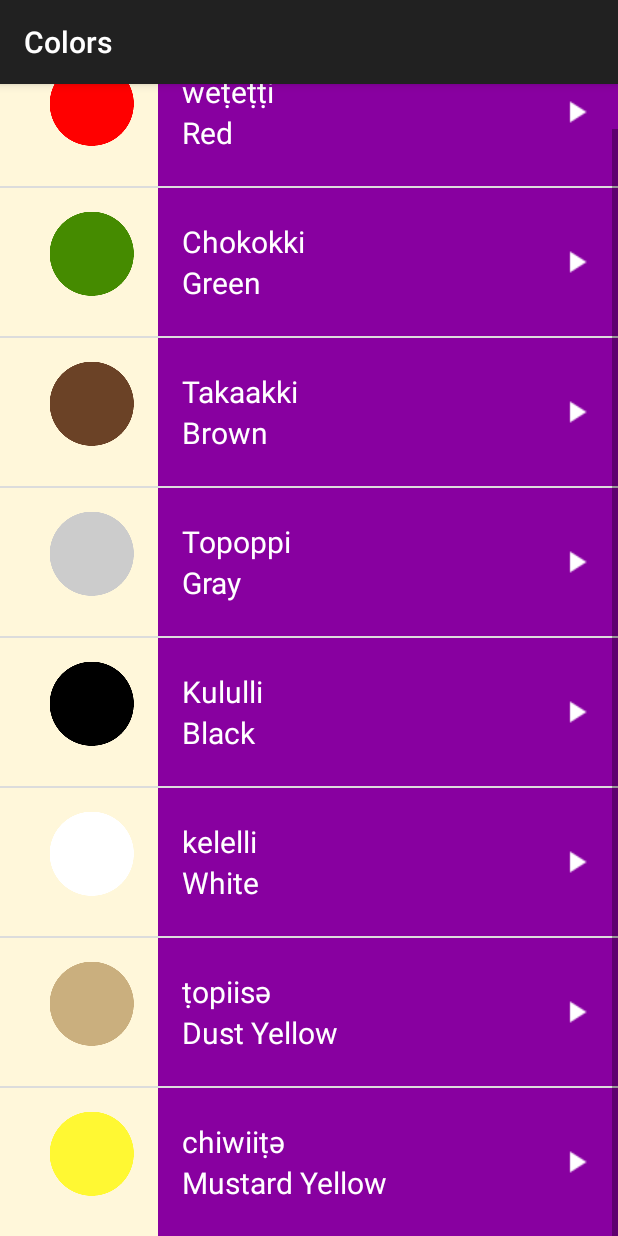
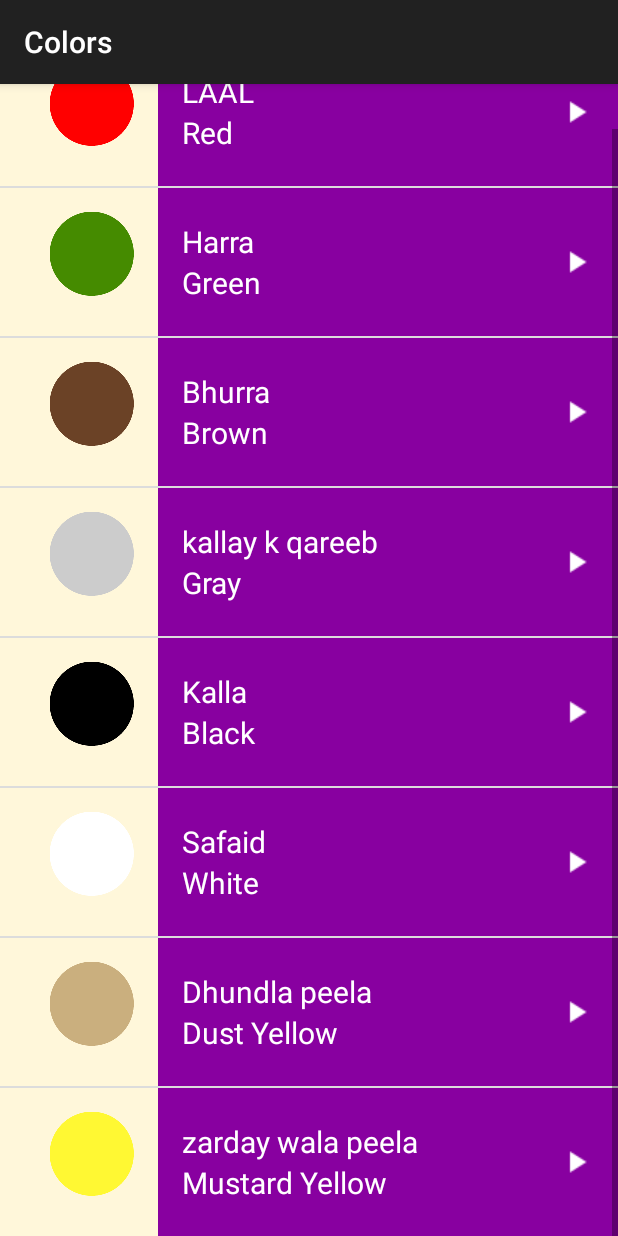
Before and after one commit to abeerzehra/MyWorkApp, an Android app: the ColorsActivity screen opened directly, with no data from a screen before it, scrolled down 537 dp, on a phone screen of 412 x 824 dp. Run offline under Robolectric (Android 15) with nearby library versions, the phone set to English and light mode, and no system bars.

Commit message:
another commit

```diff
--- a/app/src/main/java/com/example/android/miwok/ColorsActivity.java
+++ b/app/src/main/java/com/example/android/miwok/ColorsActivity.java
@@ -32,14 +32,14 @@ public class ColorsActivity extends AppCompatActivity
         setContentView(R.layout.words_list);
 
         final ArrayList<Word> list = new ArrayList<Word>();
-        list.add(new Word("Red","weṭeṭṭi",R.drawable.color_red,R.raw.color_red));
-        list.add(new Word("Green","Chokokki",R.drawable.color_green,R.raw.color_green));
-        list.add(new Word("Brown","Takaakki",R.drawable.color_brown,R.raw.color_brown));
-        list.add(new Word("Gray","Topoppi",R.drawable.color_gray,R.raw.color_gray));
-        list.add(new Word("Black","Kululli",R.drawable.color_black,R.raw.color_black));
-        list.add(new Word("White","kelelli",R.drawable.color_white,R.raw.color_white));
-        list.add(new Word("Dust Yellow","ṭopiisә",R.drawable.color_dusty_yellow,R.raw.color_dusty_yellow));
-        list.add(new Word("Mustard Yellow","chiwiiṭә",R.drawable.color_mustard_yellow,R.raw.color_mustard_yellow));
+        list.add(new Word("Red","LAAL",R.drawable.color_red,R.raw.color_red));
+        list.add(new Word("Green","Harra",R.drawable.color_green,R.raw.color_green));
+        list.add(new Word("Brown","Bhurra",R.drawable.color_brown,R.raw.color_brown));
+        list.add(new Word("Gray","kallay k qareeb",R.drawable.color_gray,R.raw.color_gray));
+        list.add(new Word("Black","Kalla",R.drawable.color_black,R.raw.color_black));
+        list.add(new Word("White","Safaid",R.drawable.color_white,R.raw.color_white));
+        list.add(new Word("Dust Yellow","Dhundla peela",R.drawable.color_dusty_yellow,R.raw.color_dusty_yellow));
+        list.add(new Word("Mustard Yellow","zarday wala peela",R.drawable.color_mustard_yellow,R.raw.color_mustard_yellow));
 
         final WordAdapter listAdapter = new WordAdapter(this,list,R.color.category_colors);
         final ListView listView = (ListView)findViewById(R.id.list);
```
